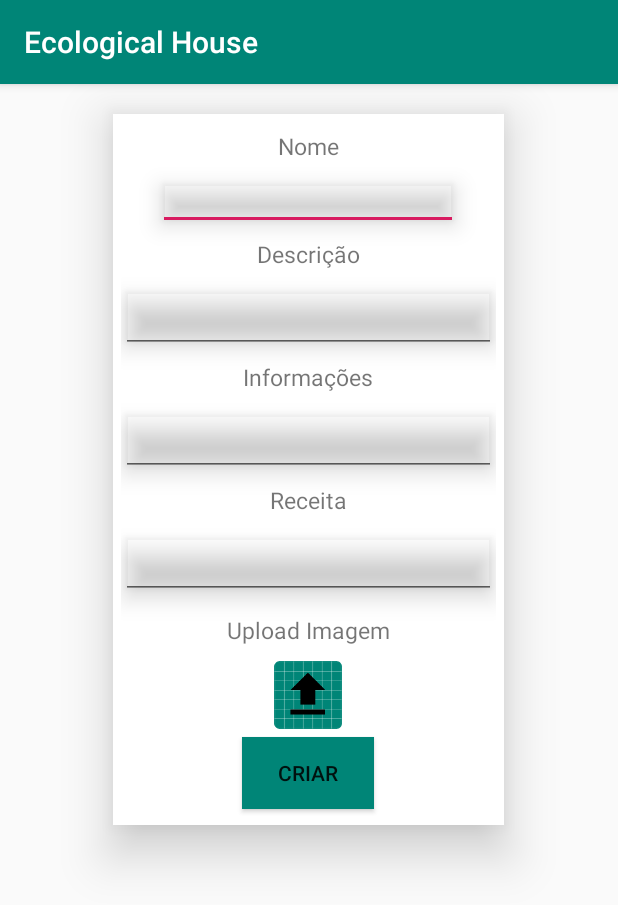
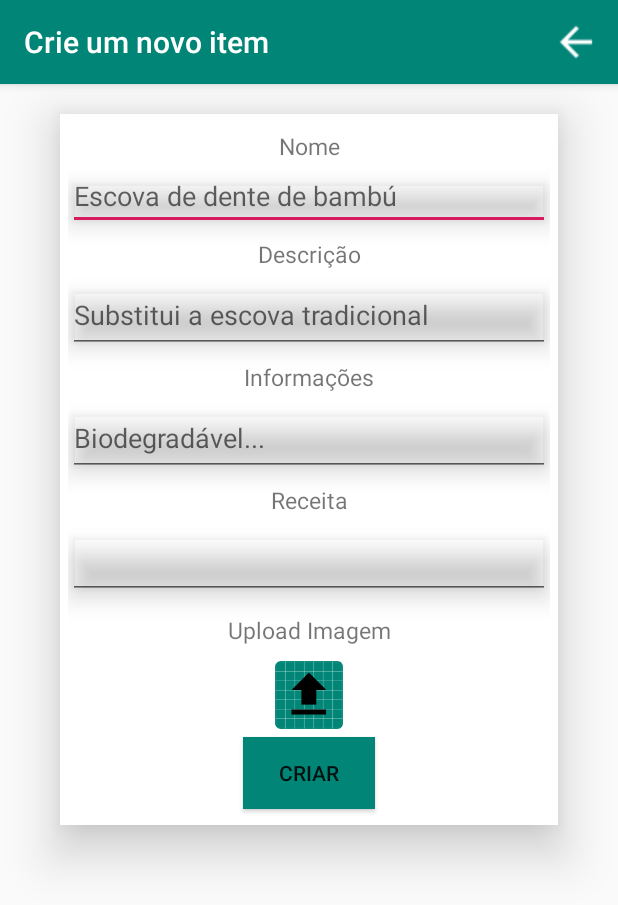
Before and after one commit to XandiVieira/EcologicalHouse, an Android app: the screen it shows after launch (CreateNewItem), on a phone screen of 412 x 824 dp. Shown: the top 905 px of the screen. Run offline under Robolectric (Android 15) with nearby library versions, the phone set to English and light mode, and no system bars; our stand-ins replace Firebase (no records; nobody signed in at launch, a user with empty details on screens opened directly); 1 statement that could not run was skipped.

Commit message:
cor dos ícones e lista replicada corrigida (eso creo)

```diff
--- a/app/src/main/java/com/example/xandi/ecologicalhouse/CreateNewItem.java
+++ b/app/src/main/java/com/example/xandi/ecologicalhouse/CreateNewItem.java
@@ -9,6 +9,8 @@ import android.graphics.Bitmap;
 import android.net.Uri;
 import android.os.Bundle;
 import android.provider.MediaStore;
+import android.view.Menu;
+import android.view.MenuItem;
 import android.view.View;
 import android.widget.Button;
 import android.widget.EditText;
@@ -66,6 +68,8 @@ public class CreateNewItem extends AppCompatActivity {
         storage = FirebaseStorage.getInstance();
         storageReference = storage.getReference();
 
+        setTitle("Crie um novo item");
+
         uploadImage.setOnClickListener(new View.OnClickListener() {
             @Override
             public void onClick(View view) {
@@ -81,6 +85,27 @@ public class CreateNewItem extends AppCompatActivity {
                 }
             }
         });
+    }
+
+    @Override
+    public boolean onCreateOptionsMenu(Menu menu){
+        getMenuInflater().inflate(R.menu.menu, menu);
+        menu.getItem(1).setVisible(false);
+        return super.onCreateOptionsMenu(menu);
+    }
+
+    @Override
+    public boolean onOptionsItemSelected(MenuItem item) {
+        switch (item.getItemId()) {
+            case R.id.action_back:
+                Intent intent2 = new Intent(this, MainActivity.class);
+                startActivity(intent2);
+                break;
+
+            default:
+                return super.onOptionsItemSelected(item);
+        }
+        return false;
     }
 
     private boolean validar() {
--- a/app/src/main/java/com/example/xandi/ecologicalhouse/PartOfHouse.java
+++ b/app/src/main/java/com/example/xandi/ecologicalhouse/PartOfHouse.java
@@ -61,6 +61,7 @@ public class PartOfHouse extends AppCompatActivity {
         mDatabaseReference.child(partOfHouse).addValueEventListener(new ValueEventListener() {
             @Override
             public void onDataChange(@NonNull DataSnapshot dataSnapshot) {
+                itemArrayList.clear();
                 for (DataSnapshot snap : dataSnapshot.getChildren()){
                     itemArrayList.add(snap.getValue(Item.class));
                 }
@@ -91,7 +92,7 @@ public class PartOfHouse extends AppCompatActivity {
                 startActivity(intent);
                 break;
 
-            case R.id.arrow:
+            case R.id.action_back:
                 Intent intent2 = new Intent(this, MainActivity.class);
                 startActivity(intent2);
                 break;
@@ -107,4 +108,5 @@ public class PartOfHouse extends AppCompatActivity {
         mFirebaseDatabase = FirebaseDatabase.getInstance();
         mDatabaseReference = mFirebaseDatabase.getReference();
     }
+
 }
--- a/app/src/main/res/layout/create_new_item.xml
+++ b/app/src/main/res/layout/create_new_item.xml
@@ -4,10 +4,12 @@
     android:layout_height="match_parent">
 
     <LinearLayout
-        android:layout_width="wrap_content"
+        android:layout_width="match_parent"
         android:layout_height="wrap_content"
         android:layout_centerHorizontal="true"
-        android:layout_margin="20dp"
+        android:layout_marginTop="20dp"
+        android:layout_marginLeft="40dp"
+        android:layout_marginRight="40dp"
         android:elevation="20dp"
         android:orientation="vertical"
         android:background="@color/white"
@@ -22,11 +24,12 @@
             android:textSize="15sp"/>
 
         <EditText
-            android:layout_width="200dp"
+            android:layout_width="match_parent"
             android:layout_height="40dp"
             android:layout_gravity="center"
             android:elevation="10dp"
-            android:id="@+id/nameET"/>
+            android:id="@+id/nameET"
+            android:hint="Escova de dente de bambú"/>
 
         <TextView
             android:layout_width="match_parent"
@@ -37,11 +40,12 @@
             android:textSize="15sp"/>
 
         <EditText
-            android:layout_width="250dp"
+            android:layout_width="match_parent"
             android:layout_height="50dp"
             android:layout_gravity="center"
             android:elevation="10dp"
-            android:id="@+id/descrET"/>
+            android:id="@+id/descrET"
+            android:hint="Substitui a escova tradicional"/>
 
         <TextView
             android:layout_width="match_parent"
@@ -52,11 +56,12 @@
             android:textSize="15sp"/>
 
         <EditText
-            android:layout_width="250dp"
+            android:layout_width="match_parent"
             android:layout_height="50dp"
             android:layout_gravity="center"
             android:elevation="10dp"
-            android:id="@+id/infoET"/>
+            android:id="@+id/infoET"
+            android:hint="Biodegradável..."/>
 
         <TextView
             android:layout_width="match_parent"
@@ -67,7 +72,7 @@
             android:textSize="15sp"/>
 
         <EditText
-            android:layout_width="250dp"
+            android:layout_width="match_parent"
             android:layout_height="50dp"
             android:layout_gravity="center"
             android:elevation="10dp"
--- a/app/src/main/res/menu/menu.xml
+++ b/app/src/main/res/menu/menu.xml
@@ -3,8 +3,8 @@
     xmlns:app="http://schemas.android.com/apk/res-auto">
 
     <item
-        android:id="@+id/arrow"
-        android:icon="@drawable/baseline_arrow_back_black_18dp"
+        android:id="@+id/action_back"
+        android:icon="@drawable/icon_back"
         android:title="Voltar"
         app:showAsAction="always">
     </item>
```
Also changed, not shown: app/src/main/res/drawable/ic_control_point_black_24dp.xml (deleted, +0 -9 lines), app/src/main/res/drawable/baseline_arrow_back_black_18dp.png (deleted), app/src/main/res/drawable/icon_add.png, app/src/main/res/drawable/icon_back.png (added).
